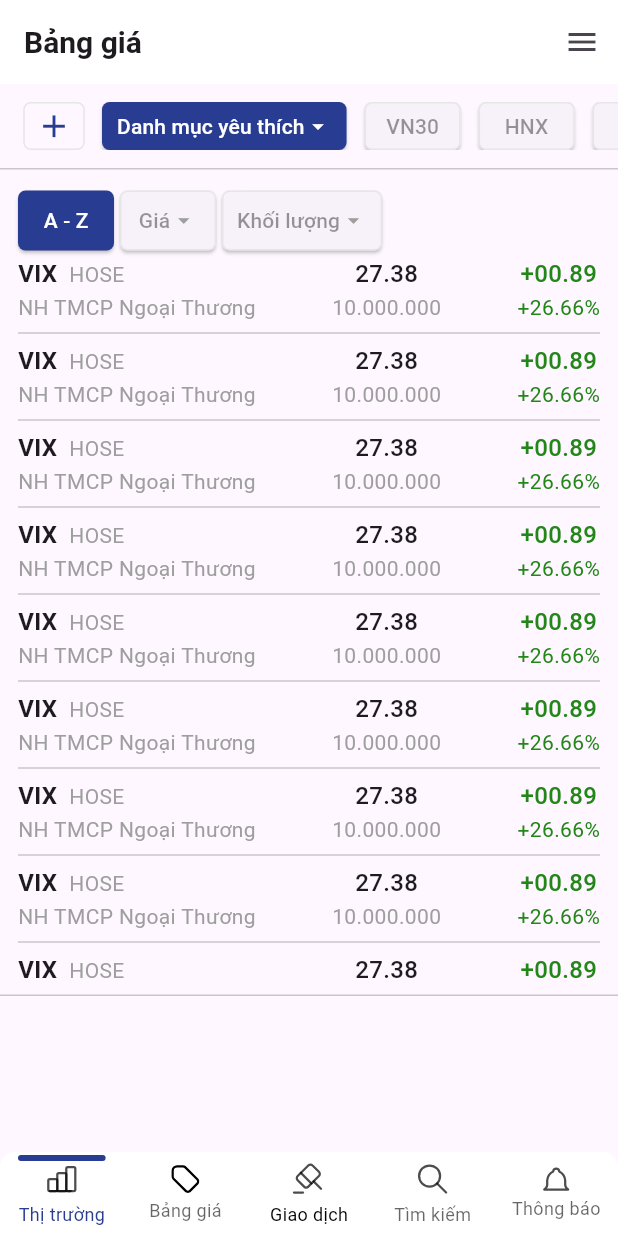
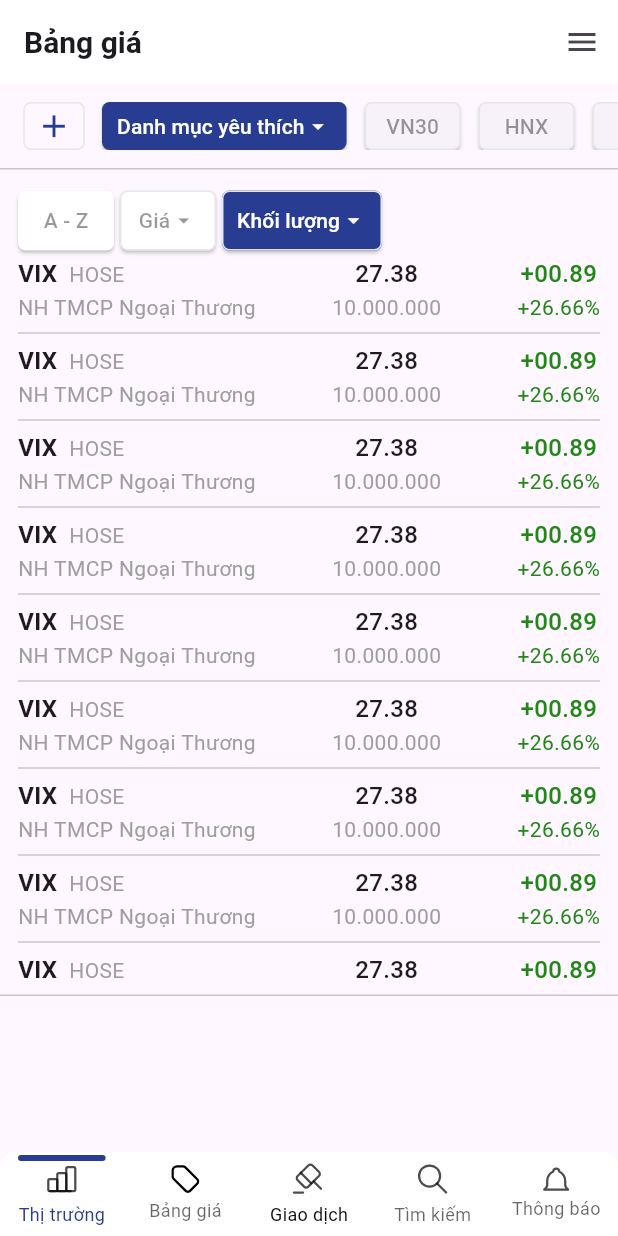
Before and after one commit to NguyenKhangA/baiThucTap1, a Flutter app: the screen it shows after launch, after a tap on "Khối lượng", on a phone screen of 412 x 824 dp. Run offline on Flutter 3.47's test engine with Material 3 defaults, Android fonts, the phone set to English and light mode, and no system bars; drawn by our look-alikes of persistent_bottom_nav_bar; our stand-ins replace flutter_svg.

Commit message:
thaydoi2

```diff
--- a/lib/KhungLayout2.dart
+++ b/lib/KhungLayout2.dart
@@ -1,3 +1,4 @@
+import 'package:baithuctap1/dong1layout2.dart';
 import 'package:flutter/material.dart';
 
 import 'ListViewKhungLY2.dart';
@@ -12,52 +13,10 @@ class KhungLayOut2 extends StatelessWidget{
         margin: const EdgeInsets.only(top: 10,left: 12,right: 12),
         child: Column(
           children: [
-            Row(
+            const Row(
               crossAxisAlignment: CrossAxisAlignment.start,
               children: [
-                ElevatedButton(onPressed: (){},
-                    style: ElevatedButton.styleFrom(
-                      backgroundColor: const Color.fromRGBO(40, 60, 145, 1),
-                      padding: const EdgeInsets.only(left: 8,right: 8),
-                      shape: RoundedRectangleBorder(
-                        borderRadius: BorderRadius.circular(5)
-                      ),
-                    ),
-                    child: const Text('A - Z',style: TextStyle(color: Colors.white),)),
-                Container(
-                  margin: const EdgeInsets.only(left: 4),
-                  child: ElevatedButton(onPressed: (){},
-                      style: ElevatedButton.styleFrom(
-                        padding: const EdgeInsets.only(left: 10,right: 10),
-                        shape: RoundedRectangleBorder(
-                          borderRadius: BorderRadius.circular(5)
-                        ),
-                        side: const BorderSide(width: 1,color: Color.fromRGBO(230, 230, 230, 1))
-                      ),
-                      child:const Row(
-                        children: [
-                          Text('Giá',style: TextStyle(color: Color.fromRGBO(0, 0, 0, 0.4)),),
-                          Icon(Icons.arrow_drop_down,color: Colors.grey,)
-                        ],
-                      ) ),
-                ),
-                Container(
-                  margin: const EdgeInsets.only(left: 4),
-                  child: ElevatedButton(onPressed: (){},
-                      style: ElevatedButton.styleFrom(
-                          padding: const EdgeInsets.only(left: 10,right: 10),
-                          shape: RoundedRectangleBorder(
-                              borderRadius: BorderRadius.circular(5)
-                          ),
-                          side: const BorderSide(width: 1,color: Color.fromRGBO(230, 230, 230, 1))
-                      ),
-                      child:const Row(
-                        children: [
-                          Text('Khối lượng',style: TextStyle(color: Color.fromRGBO(0, 0, 0, 0.4)),),
-                          Icon(Icons.arrow_drop_down,color: Colors.grey,)
-                        ],
-                      ) ),
-                )
+                SapXep()
               ],
             ),
             Expanded(
--- /dev/null
+++ b/lib/dong1layout2.dart
@@ -0,0 +1,99 @@
+import 'package:flutter/material.dart';
+
+class SapXep extends StatefulWidget {
+  const SapXep ({super.key});
+
+  @override
+  State<SapXep>  createState() => _State();
+}
+
+class _State extends State<SapXep> {
+  bool isButton1 = true;
+  bool isButton2 = false;
+  bool isButton3 = false;
+
+  void _onClickButton1(){
+    setState(() {
+      isButton1 = true;
+      isButton2 = false;
+      isButton3 = false;
+    });
+  }
+  void _onClickButton2(){
+    setState(() {
+      isButton1 = false;
+      isButton2 = true;
+      isButton3 = false;
+    });
+  }
+  void _onClickButton3(){
+    setState(() {
+      isButton1 = false;
+      isButton2 = false;
+      isButton3 = true;
+    });
+  }
+  @override
+  Widget build(BuildContext context) {
+    return Row(
+      children: [
+        ElevatedButton(onPressed: (){
+          _onClickButton1();
+        },
+            style: ElevatedButton.styleFrom(
+              backgroundColor: isButton1?const Color.fromRGBO(40, 60, 145, 1)
+                  :Colors.white,
+              padding: const EdgeInsets.only(left: 8,right: 8),
+              shape: RoundedRectangleBorder(
+                  borderRadius: BorderRadius.circular(5)
+              ),
+            ),
+            child: Text(
+              'A - Z',
+              style: TextStyle(color: isButton1? Colors.white : const Color.fromRGBO(0, 0, 0, 0.4)),)
+        ),
+        Container(
+          margin: const EdgeInsets.only(left: 4),
+          child: ElevatedButton(
+              onPressed: (){
+            _onClickButton2();
+          },
+              style: ElevatedButton.styleFrom(
+                  backgroundColor: isButton2?const Color.fromRGBO(40, 60, 145, 1):Colors.white,
+                  padding: const EdgeInsets.only(left: 10,right: 10),
+                  shape: RoundedRectangleBorder(
+                      borderRadius: BorderRadius.circular(5)
+                  ),
+                  side: const BorderSide(width: 1,color: Color.fromRGBO(230, 230, 230, 1))
+              ),
+              child: Row(
+                children: [
+                  Text('Giá',style: TextStyle(color: isButton2? Colors.white : const Color.fromRGBO(0, 0, 0, 0.4)),),
+                  Icon(Icons.arrow_drop_down,color: isButton2? Colors.white : const Color.fromRGBO(0, 0, 0, 0.4),)
+                ],
+              ) ),
+        ),
+        Container(
+          margin: const EdgeInsets.only(left: 4),
+          child: ElevatedButton(onPressed: (){
+            _onClickButton3();
+          },
+              style: ElevatedButton.styleFrom(
+                  backgroundColor: isButton3?const Color.fromRGBO(40, 60, 145, 1):Colors.white,
+                  padding: const EdgeInsets.only(left: 10,right: 10),
+                  shape: RoundedRectangleBorder(
+                      borderRadius: BorderRadius.circular(5)
+                  ),
+                  side: const BorderSide(width: 1,color: Color.fromRGBO(230, 230, 230, 1))
+              ),
+              child: Row(
+                children: [
+                  Text('Khối lượng',style: TextStyle(color: isButton3? Colors.white : const Color.fromRGBO(0, 0, 0, 0.4)),),
+                  Icon(Icons.arrow_drop_down,color: isButton3?Colors.white : const Color.fromRGBO(0, 0, 0, 0.4) ,)
+                ],
+              ) ),
+        )
+      ],
+    );
+  }
+}
--- a/lib/layouttong.dart
+++ b/lib/layouttong.dart
@@ -12,8 +12,8 @@ class LayoutTong extends StatelessWidget {
     return  SafeArea(
         child: Scaffold(
           appBar: AppBar(
+            title: const Text('Bảng giá',style: TextStyle(fontSize: 20,fontWeight: FontWeight.w700),),
             backgroundColor: const Color.fromRGBO(255, 255, 255, 1),
-            title: const Text('Bảng giá',style: TextStyle(fontSize: 20,fontWeight: FontWeight.w700),),
             actions: [
               IconButton(onPressed: (){}, icon: const Icon(Icons.menu))
             ],
```
